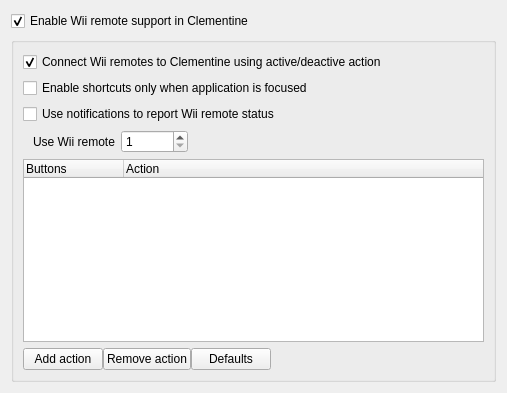
The window that src/ui/wiimotedevshortcutsconfig.ui (clementine-player/Clementine) describes before a commit, drawn with Qt 5.
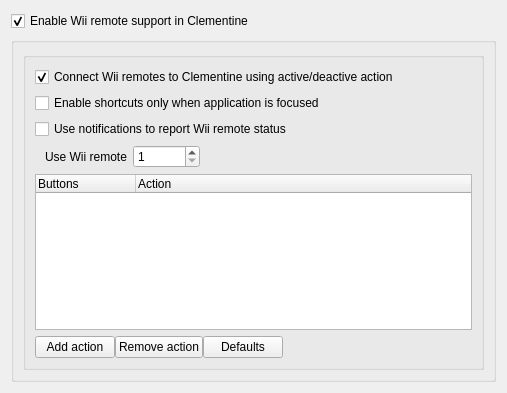
The same window after the commit. Icons and pictures are not drawn.

Commit message: Use groupbox instead of vertical layout

Patch:
```diff
--- a/src/ui/wiimotedevshortcutsconfig.ui
+++ b/src/ui/wiimotedevshortcutsconfig.ui
@@ -29,6 +29,12 @@
     </widget>
    </item>
    <item>
+    <widget class="QGroupBox" name="wiimotedev_groupbox_2">
+     <property name="title">
+      <string/>
+     </property>
+     <layout class="QVBoxLayout" name="layout">
+      <item>
     <widget class="QGroupBox" name="wiimotedev_groupbox">
      <property name="title">
       <string/>
@@ -188,6 +194,9 @@
          </spacer>
         </item>
        </layout>
+         </item>
+        </layout>
+       </widget>
       </item>
      </layout>
     </widget>
```
Lines whose indentation alone changed are shown as unchanged.
